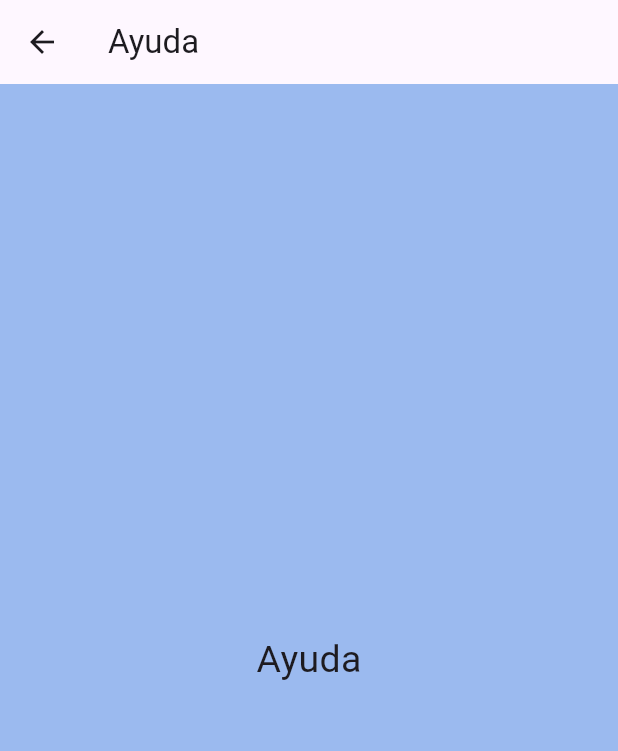
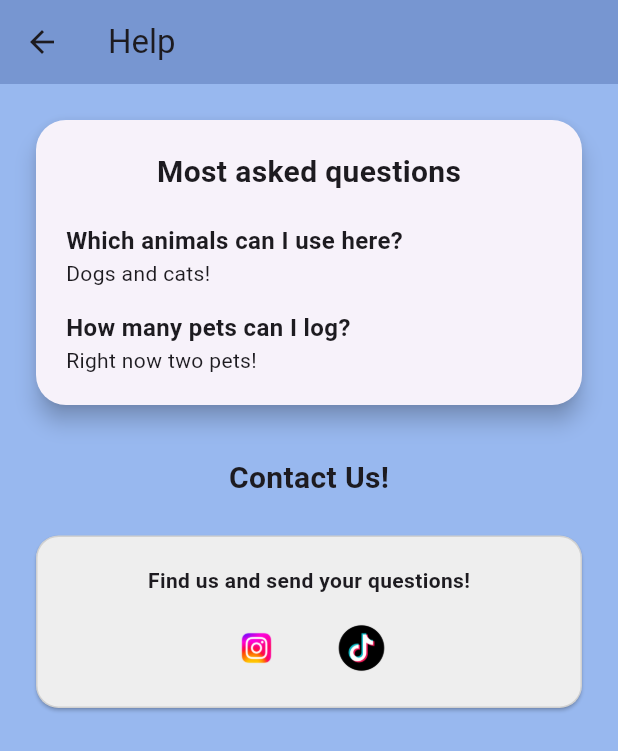
Before and after one commit to ElRisas1/pet_plan_pruebas, a Flutter app: the PantallaAyuda screen opened directly, on a phone screen of 412 x 824 dp. Shown: the top 751 px of the screen. Run offline on Flutter 3.47's test engine with Material 3 defaults, Android fonts, the phone set to English and light mode, and no system bars; our stand-ins replace carousel_slider, google_generative_ai, grouped_list, supabase_flutter; accounts and stored records are empty.

Commit message:
Diseño base de la pantalla de ayuda hecho, hay que ajustar las dimensiones y revisar el contenido.

```diff
--- a/lib/pantalla_ayuda.dart
+++ b/lib/pantalla_ayuda.dart
@@ -1,28 +1,138 @@
 import 'package:flutter/material.dart';
+import 'package:url_launcher/url_launcher.dart';
+
 
 class PantallaAyuda extends StatefulWidget {
+  const PantallaAyuda({super.key, required this.title});
 
-
-  // Constructor
-  const PantallaAyuda({super.key, required String title});
+  final String title;
 
   @override
   _PantallaAyudaState createState() => _PantallaAyudaState();
 }
 
 class _PantallaAyudaState extends State<PantallaAyuda> {
-
-
   @override
   Widget build(BuildContext context) {
     return Scaffold(
-      backgroundColor: const Color.fromARGB(248, 152, 184, 239),
-      appBar: AppBar(title: Text("Ayuda")),
-      body: Center(
-        child: Text(
-          "Ayuda",
-          style: TextStyle(fontSize: 25),
+      backgroundColor: const Color.fromARGB(255, 152, 184, 239),
+      appBar: AppBar(
+        title: const Text("Help"),
+        backgroundColor: const Color.fromARGB(255, 119, 150, 209),
+        leading: IconButton(
+          icon: const Icon(Icons.arrow_back),
+          onPressed: () {
+            Navigator.pop(context);
+          },
         ),
+      ),
+      body: content(),
+    );
+  }
+
+  Widget content() {
+    return SingleChildScrollView(
+      padding: const EdgeInsets.all(20),
+      child: Column(
+        crossAxisAlignment: CrossAxisAlignment.stretch,
+        children: [
+          // Card principal con preguntas
+          Card(
+            shape: RoundedRectangleBorder(borderRadius: BorderRadius.circular(20)),
+            elevation: 6,
+            child: Padding(
+              padding: const EdgeInsets.all(20),
+              child: Column(
+                crossAxisAlignment: CrossAxisAlignment.start,
+                children: const [
+                  Center(
+                    child: Text(
+                      "Most asked questions",
+                      style: TextStyle(fontSize: 20, fontWeight: FontWeight.bold),
+                    ),
+                  ),
+                  SizedBox(height: 20),
+                  Text(
+                    "Which animals can I use here?",
+                    style: TextStyle(fontWeight: FontWeight.bold, fontSize: 16),
+                  ),
+                  Text("Dogs and cats!"),
+                  SizedBox(height: 15),
+                  Text(
+                    "How many pets can I log?",
+                    style: TextStyle(fontWeight: FontWeight.bold, fontSize: 16),
+                  ),
+                  Text("Right now two pets!"),
+                ],
+              ),
+            ),
+          ),
+
+          const SizedBox(height: 30),
+
+          // Sección de contacto
+          const Center(
+            child: Text(
+              "Contact Us!",
+              style: TextStyle(fontSize: 20, fontWeight: FontWeight.bold),
+            ),
+          ),
+          const SizedBox(height: 20),
+
+          // Card de redes sociales
+          Card(
+            shape: RoundedRectangleBorder(
+              borderRadius: BorderRadius.circular(15),
+              side: const BorderSide(color: Colors.black12),
+            ),
+            color: Colors.grey[200],
+            child: Padding(
+              padding: const EdgeInsets.all(20),
+              child: Column(
+                children: [
+                  const Text(
+                    "Find us and send your questions!",
+                    style: TextStyle(fontWeight: FontWeight.bold),
+                  ),
+                  const SizedBox(height: 15),
+                  Row(
+                  mainAxisAlignment: MainAxisAlignment.center,
+                  children: [
+                    GestureDetector(
+                      onTap: () async {
+                        final uri = Uri.parse('https://instagram.com/itslorenaj');
+                        if (await canLaunchUrl(uri)) {
+                          await launchUrl(uri, mode: LaunchMode.externalApplication);
+                        }
+                      },
+                      child: Image.asset(
+                        'assets/instagram.png',
+                        width: 40,
+                        height: 40,
+                      ),
+                    ),
+                    const SizedBox(width: 30),
+                    GestureDetector(
+                      onTap: () async {
+                        final uri = Uri.parse('https://www.tiktok.com/@yeslorena');
+                        if (await canLaunchUrl(uri)) {
+                          await launchUrl(uri, mode: LaunchMode.externalApplication);
+                        }
+                      },
+                      child: Image.asset(
+                        'assets/tiktok.png',
+                        width: 40,
+                        height: 40,
+                      ),
+                    ),
+                  ],
+                )
+
+                ],
+              ),
+            ),
+          ),
+        ],
       ),
     );
   }
```
